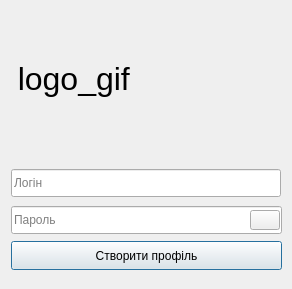
This is users.ui in OstrovskyAndriy/audio_player as Qt 5 draws it before an edit. The edited form follows.
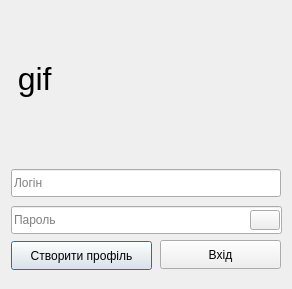
This is the edited form. Icons and pictures are not drawn.

Commit message: last commit i hope

What changed in the file:
```diff
--- a/users.ui
+++ b/users.ui
@@ -22,7 +22,7 @@
     <rect>
      <x>11</x>
      <y>241</y>
-     <width>271</width>
+     <width>141</width>
      <height>29</height>
     </rect>
    </property>
@@ -45,7 +45,7 @@
     </font>
    </property>
    <property name="text">
-    <string>  logo_gif</string>
+    <string>  gif</string>
    </property>
   </widget>
   <widget class="QLineEdit" name="nameEdit">
@@ -97,6 +97,19 @@
     </size>
    </property>
   </widget>
+  <widget class="QPushButton" name="loginBtn">
+   <property name="geometry">
+    <rect>
+     <x>160</x>
+     <y>240</y>
+     <width>121</width>
+     <height>29</height>
+    </rect>
+   </property>
+   <property name="text">
+    <string>Вхід</string>
+   </property>
+  </widget>
  </widget>
  <resources>
   <include location="images.qrc"/>
```
The commit also changes 2 other files.
